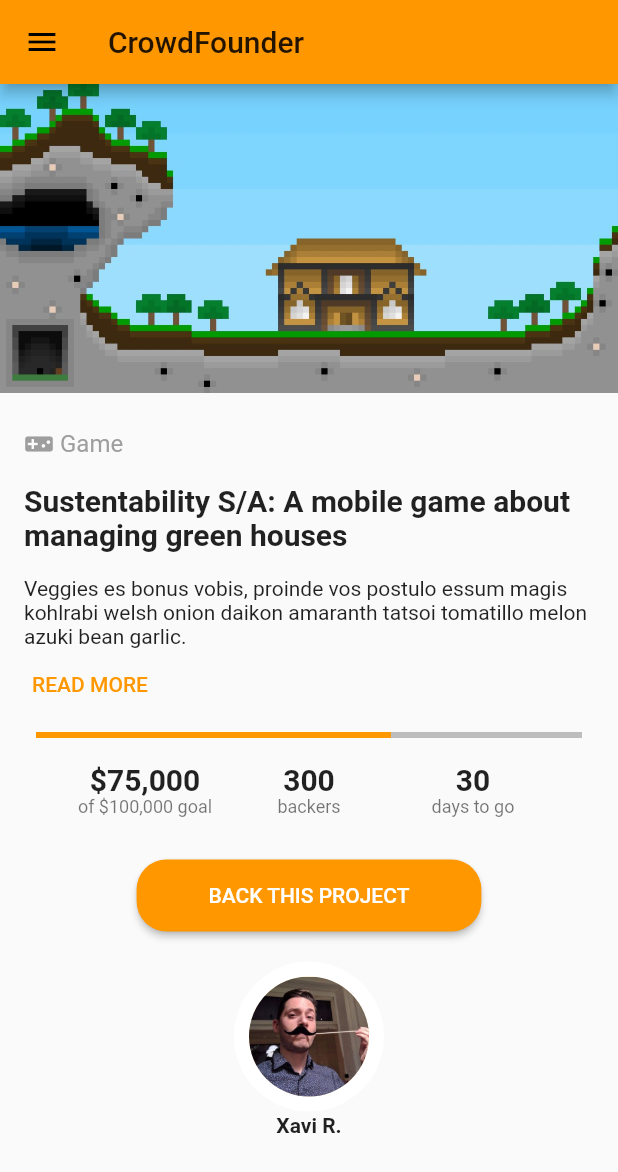
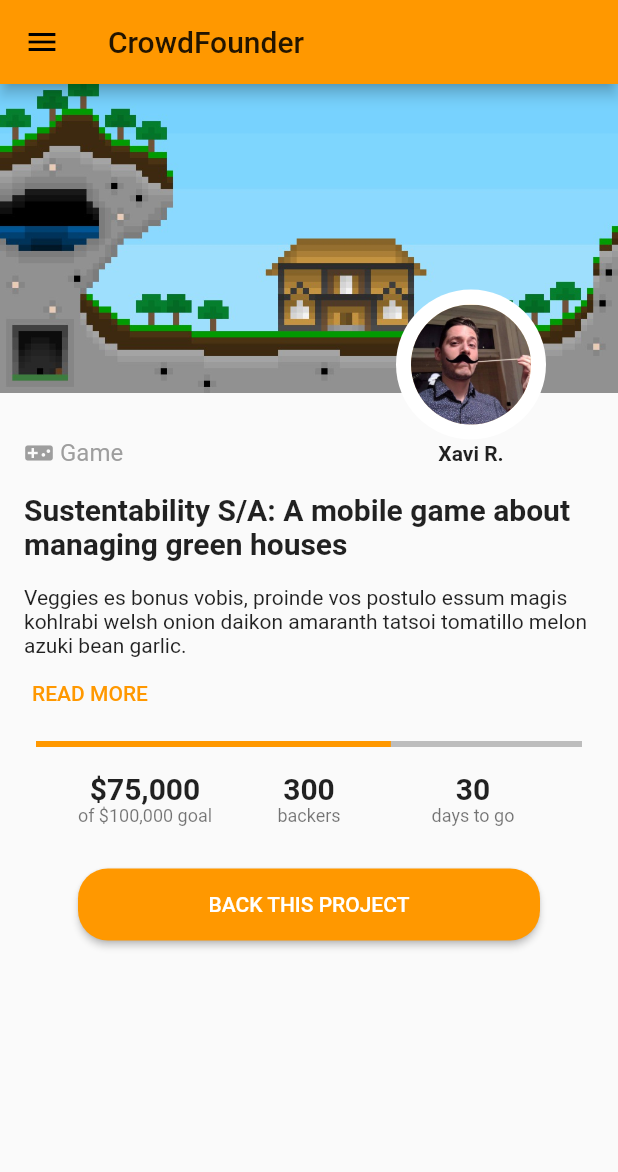
Before and after one commit to xrigau/flutter_playground, a Flutter app: the Challenge01Page screen opened by its route, on a phone screen of 412 x 824 dp. Shown: the top 1172 px of the screen. Run offline on Flutter 3.47's test engine with Material 2 defaults, Android fonts, the light colour scheme and no system bars; our stand-ins replace built_collection, built_value; generated files the repository leaves out were written again.

Commit message:
Fix avatar position

```diff
--- a/lib/challenge01.dart
+++ b/lib/challenge01.dart
@@ -23,30 +23,30 @@ class Challenge01Page extends StatelessWidget {
 
   Widget _body(BuildContext context) => ListView(
         children: <Widget>[
-          _heroImage(),
+          _hero(context),
           _mainContent(context),
         ],
       );
 
-  Padding _mainContent(BuildContext context) => Padding(
-        padding: EdgeInsets.symmetric(vertical: 24.0, horizontal: 16.0),
-        child: Column(
+  Widget _hero(BuildContext context) => Stack(
         children: <Widget>[
-            _category(context),
-            _projectName(context),
-            _description(context),
-            _readMore(context),
-            _fundProgress(context),
-            _fundInformation(context),
-            _backProjectButton(context),
+          _imageAndCategory(context),
           _userAvatar(context),
         ],
-        ),
       );
 
-  Widget _heroImage() => Image.asset('assets/challenge01/hero.jpg');
+  Widget _imageAndCategory(BuildContext context) => Column(
+        children: <Widget>[
+          _projectImage(context),
+          _category(context),
+        ],
+      );
 
-  Widget _category(BuildContext context) => Row(
+  Widget _projectImage(BuildContext context) => Image.asset('assets/challenge01/hero.jpg');
+
+  Widget _category(BuildContext context) => Padding(
+        padding: EdgeInsets.only(left: 16.0, top: 30.0),
+        child: Row(
           children: <Widget>[
             Icon(
               Icons.videogame_asset,
@@ -61,6 +61,45 @@ class Challenge01Page extends StatelessWidget {
               ),
             ),
           ],
+        ),
+      );
+
+  Widget _userAvatar(BuildContext context) => Positioned(
+        right: 48.0,
+        bottom: 2.0,
+        child: Column(
+          children: <Widget>[
+            CircleAvatar(
+              radius: 50.0,
+              child: CircleAvatar(
+                radius: 40.0,
+                backgroundImage: ExactAssetImage('assets/challenge01/avatar.jpg'),
+              ),
+              backgroundColor: Colors.white,
+            ),
+            Padding(
+              padding: EdgeInsets.only(top: 1.0),
+              child: Text(
+                'Xavi R.',
+                style: _Theme.of(context).name,
+              ),
+            ),
+          ],
+        ),
+      );
+
+  Padding _mainContent(BuildContext context) => Padding(
+        padding: EdgeInsets.symmetric(horizontal: 16.0),
+        child: Column(
+          children: <Widget>[
+            _projectName(context),
+            _description(context),
+            _readMore(context),
+            _fundProgress(context),
+            _fundInformation(context),
+            _backProjectButton(context),
+          ],
+        ),
       );
 
   Widget _projectName(BuildContext context) => Padding(
@@ -129,36 +168,22 @@ class Challenge01Page extends StatelessWidget {
       );
 
   Widget _backProjectButton(BuildContext context) => Padding(
-        padding: EdgeInsets.all(20.0),
+        padding: EdgeInsets.symmetric(vertical: 20.0, horizontal: 36.0),
+        child: Row(
+          children: <Widget>[
+            Expanded(
               child: RaisedButton(
                 onPressed: () {},
-          padding: EdgeInsets.symmetric(horizontal: 48.0, vertical: 16.0),
+                padding: EdgeInsets.symmetric(vertical: 16.0),
                 shape: RoundedRectangleBorder(borderRadius: BorderRadius.all(Radius.circular(20.0))),
                 child: Text(
                   'BACK THIS PROJECT',
                   style: _Theme.of(context).backThisProject,
                 ),
               ),
-      );
-
-  Widget _userAvatar(BuildContext context) => Column(
-        children: <Widget>[
-          CircleAvatar(
-            radius: 50.0,
-            child: CircleAvatar(
-              radius: 40.0,
-              backgroundImage: ExactAssetImage('assets/challenge01/avatar.jpg'),
-            ),
-            backgroundColor: Colors.white,
-          ),
-          Padding(
-            padding: EdgeInsets.only(top: 1.0),
-            child: Text(
-              'Xavi R.',
-              style: _Theme.of(context).name,
-            ),
             ),
           ],
+        ),
       );
 }
 
```
Lines whose indentation alone changed are shown as unchanged.
